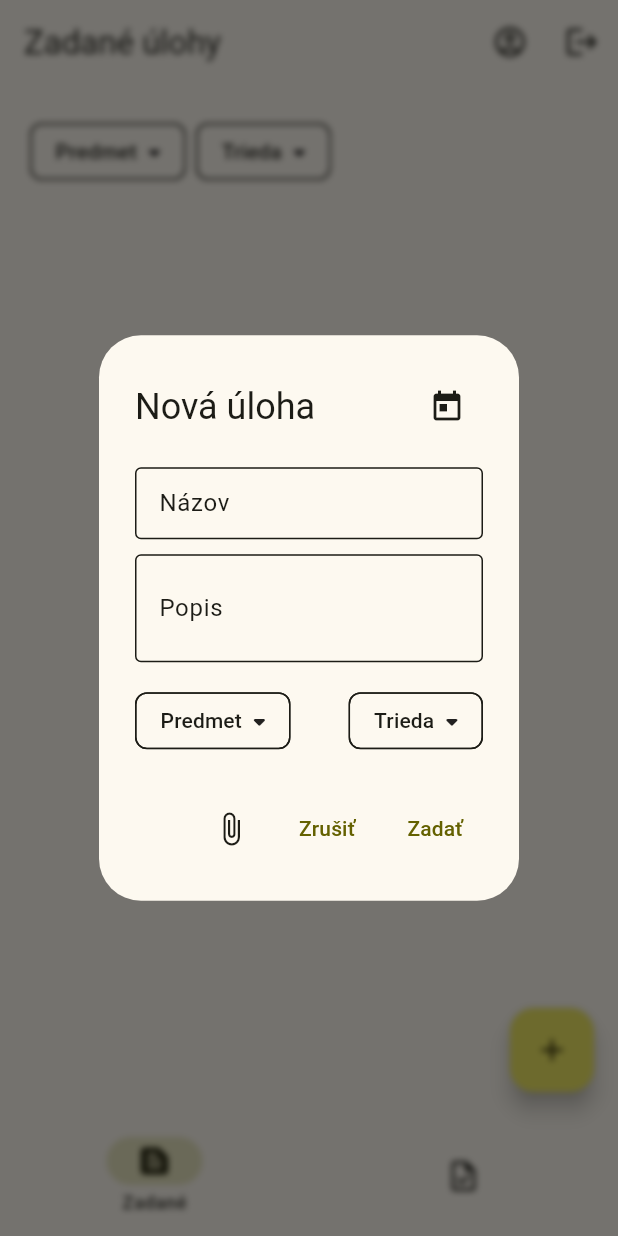
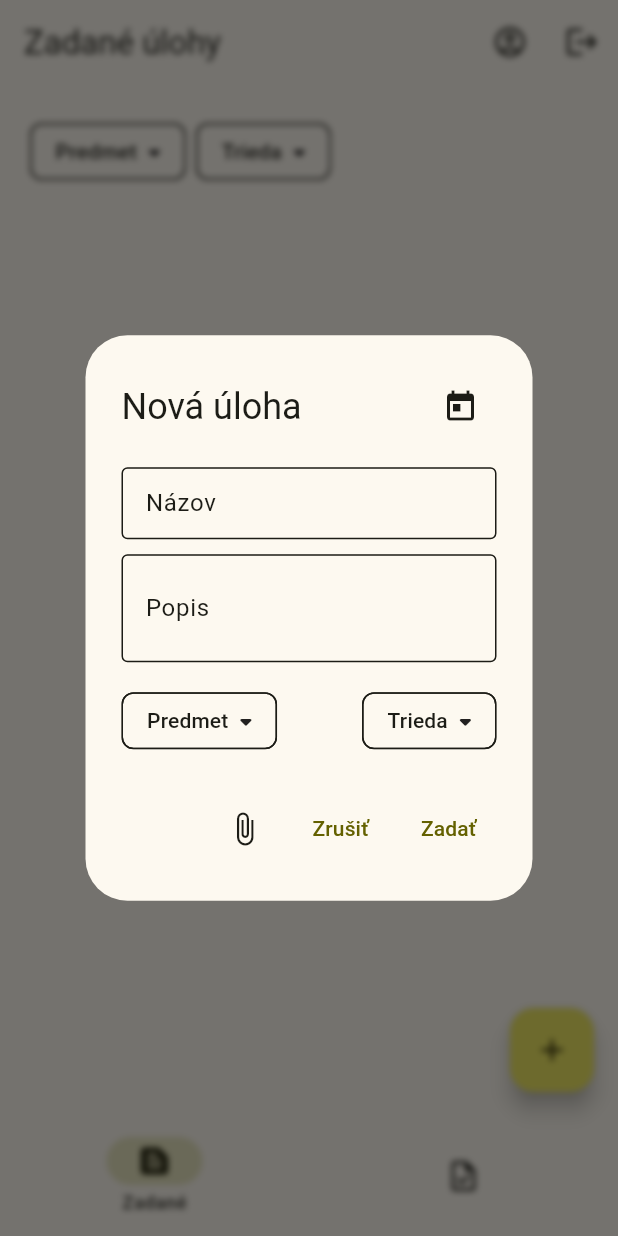
Before and after one commit to MartinPit/HomeworkApp, a Flutter app: the screen it shows once a user with an empty profile is signed in, after a tap on the "add" icon, on a phone screen of 412 x 824 dp. Run offline on Flutter 3.47's test engine with Material 2 defaults, Android fonts, the phone set to English and light mode, and no system bars; drawn by our look-alikes of dynamic_color; our stand-ins replace cloud_firestore, dropdown_button2, file_picker, firebase_auth, firebase_core, firebase_storage and 2 more; accounts and stored records are empty; generated files the repository leaves out were written again.

```diff
--- a/lib/main.dart
+++ b/lib/main.dart
@@ -215,13 +215,13 @@ class MyApp extends StatelessWidget {
                         );
                       }
                       if (snapshot.data!['role'] == 'student') {
-                        return ChangeNotifierProvider(
+                        return ChangeNotifierProvider<Student>(
                           create: (BuildContext context) =>
                               Student.fromSnapshot(snapshot.data!),
                           child: const StudentScreen(),
                         );
                       }
-                      return ChangeNotifierProvider(
+                      return ChangeNotifierProvider<Teacher>(
                           create: (BuildContext context) =>
                               Teacher.fromSnapshot(snapshot.data!),
                           child: const TeacherScreen());
--- a/lib/screens/teacher_screen.dart
+++ b/lib/screens/teacher_screen.dart
@@ -4,7 +4,9 @@ import 'package:flutter/material.dart';
 import 'package:homework_app/widgets/home/add_dialog.dart';
 import 'package:homework_app/widgets/home/assigned_homeworks.dart';
 import 'package:homework_app/widgets/home/home_app_bar.dart';
+import 'package:provider/provider.dart';
 
+import '../models/teacher.dart';
 import '../widgets/home/submitted_homeworks.dart';
 
 class TeacherScreen extends StatefulWidget {
@@ -23,6 +25,7 @@ class _TeacherScreenState extends State<TeacherScreen> {
 
   @override
   Widget build(BuildContext context) {
+    final user = Provider.of<Teacher>(context);
     return Scaffold(
       appBar: HomeAppBar(
           title: pages[_selectedIndex]['title'] as String, isStudent: false),
@@ -58,7 +61,7 @@ class _TeacherScreenState extends State<TeacherScreen> {
                 context: context,
                 builder: (context) => BackdropFilter(
                   filter: ImageFilter.blur(sigmaX: 2, sigmaY: 2),
-                  child: const AddDialog(),
+                  child: AddDialog(user: user),
                 ),
               ),
               child: const Icon(Icons.add),
--- /dev/null
+++ b/lib/utils.dart
@@ -0,0 +1,27 @@
+import 'package:flutter/material.dart';
+import 'package:homework_app/models/classes.dart';
+
+import 'models/subjects.dart';
+
+class Utils {
+
+  static List<DropdownMenuItem> createClassList(List<Class> items) {
+    final List<DropdownMenuItem> result = [const DropdownMenuItem(value: null,child: Text('zrušiť'),)];
+
+    for (Class item in items) {
+      result.add(DropdownMenuItem(value: item,child: Text(item.toEnglishString()),));
+    }
+
+    return result;
+  }
+
+  static List<DropdownMenuItem> createSubjectsList(List<Subject> items) {
+    final List<DropdownMenuItem> result = [const DropdownMenuItem(value: null,child: Text('zrušiť'),)];
+
+    for (Subject item in items) {
+      result.add(DropdownMenuItem(value: item,child: Text(item.toEnglishString()),));
+    }
+
+    return result;
+  }
+}
--- a/lib/widgets/home/add_dialog.dart
+++ b/lib/widgets/home/add_dialog.dart
@@ -1,8 +1,20 @@
+import 'dart:io';
+
+import 'package:cloud_firestore/cloud_firestore.dart';
+import 'package:file_picker/file_picker.dart';
+import 'package:firebase_storage/firebase_storage.dart';
 import 'package:flutter/material.dart';
 import 'package:homework_app/widgets/home/dropdown_chip.dart';
 
+import '../../models/classes.dart';
+import '../../models/subjects.dart';
+import '../../models/teacher.dart';
+import '../../utils.dart';
+
 class AddDialog extends StatefulWidget {
-  const AddDialog({Key? key}) : super(key: key);
+  final Teacher user;
+
+  const AddDialog({Key? key, required this.user}) : super(key: key);
 
   @override
   State<AddDialog> createState() => _AddDialogState();
@@ -11,12 +23,30 @@ class AddDialog extends StatefulWidget {
 class _AddDialogState extends State<AddDialog> {
   final _formKey = GlobalKey<FormState>();
   bool _isLoading = false;
+  DateTime? _selectedDate;
+  Subject? _selectedSubject;
+  Class? _selectedClass;
+  File? _selectedFile;
+  String _fileName = '';
   String _title = '';
   String _description = '';
+  Widget? _error;
 
   Future<void> _trySubmit() async {
     final isValid = _formKey.currentState!.validate();
-    if (!isValid) {
+    bool check = false;
+
+    if (_selectedClass == null ||
+        _selectedDate == null ||
+        _selectedSubject == null) {
+      setState(() {
+        _error = Text('Predmet, Trieda a Dátum sú povinné',
+            style: TextStyle(color: Theme.of(context).colorScheme.error));
+      });
+      check = true;
+    }
+
+    if (!isValid || check) {
       return;
     }
 
@@ -24,29 +54,92 @@ class _AddDialogState extends State<AddDialog> {
     setState(() {
       _isLoading = true;
     });
+
     try {
-      // await Provider.of<Homeworks>(context, listen: false)
-      //     .addHomework(_title, _description);
-      Navigator.of(context).pop();
-    } catch (e) {
-      print(e);
+      final ref = FirebaseStorage.instance
+          .ref()
+          .child('homework_attachments')
+          .child(_fileName);
+      await ref.putFile(_selectedFile!);
+      final url = await ref.getDownloadURL();
+
+      await FirebaseFirestore.instance.collection('homeworks').add({
+        'title': _title,
+        'description': _description,
+        'deadline': Timestamp.fromDate(_selectedDate!),
+        'subject': _selectedSubject!.toEnglishString(),
+        'className': _selectedClass!.toEnglishString(),
+        'attachmentUrl': url,
+        'teacherUCO': widget.user.uco,
+      });
+    } on FirebaseException catch (e) {
+      setState(() {
+        _isLoading = false;
+        _error = Text(e.message.toString(),
+            style: TextStyle(color: Theme.of(context).colorScheme.error));
+      });
+      return;
     } finally {
+      if (mounted) {
         setState(() {
           _isLoading = false;
         });
       }
+      Navigator.of(context).pop();
+    }
+  }
+
+  Future<void> _getDate() async {
+    DateTime? date = await showDatePicker(
+        context: context,
+        initialDate: _selectedDate != null
+            ? _selectedDate!
+            : DateTime.now().add(const Duration(days: 1)),
+        firstDate: DateTime.now(),
+        lastDate: DateTime(2100));
+
+    setState(() => _selectedDate = date);
+  }
+
+  void _subjectHandler(dynamic subject) {
+    setState(
+        () => _selectedSubject = subject == null ? null : subject as Subject);
+  }
+
+  void _classHandler(dynamic class_) {
+    setState(() => _selectedClass = class_ == null ? null : class_ as Class);
+  }
+
+  void _pickFile() async {
+    FilePickerResult? result = await FilePicker.platform.pickFiles();
+
+    if (result == null) {
+      setState(() => _selectedFile = null);
+      return;
+    }
+
+    setState(() {
+      _selectedFile = File(result.files.single.path!);
+    });
+    _fileName = (result.files.single.path)!.split('/').last;
   }
 
   @override
   Widget build(BuildContext context) {
-    return AlertDialog(
+    return Center(
+      child: SingleChildScrollView(
+        child: AlertDialog(
           title: Row(
             mainAxisAlignment: MainAxisAlignment.spaceBetween,
             children: [
               const Text('Nová úloha'),
               IconButton(
-            onPressed: () {},
-            icon: const Icon(Icons.today),
+                onPressed: _getDate,
+                icon: AnimatedSwitcher(
+                    duration: const Duration(milliseconds: 300),
+                    child: _selectedDate != null
+                        ? const Icon(Icons.event_available)
+                        : const Icon(Icons.today)),
               ),
             ],
           ),
@@ -88,37 +181,58 @@ class _AddDialogState extends State<AddDialog> {
                     isDense: true,
                   ),
                 ),
-            SizedBox(height: 15),
-            Row(
+                const SizedBox(height: 15),
+                SizedBox(
+                  width: 250,
+                  child: Row(
                     mainAxisAlignment: MainAxisAlignment.spaceBetween,
                     children: [
                       DropdownFilterChip(
-                    label: Text('Predmet'),
-                    items: const [DropdownMenuItem(child: Text('yo'))],
-                    onChanged: (_) {}),
+                        label: const Text('Predmet'),
+                        items: Utils.createSubjectsList(widget.user.subjects),
+                        onChanged: _subjectHandler,
+                        selected: _selectedSubject != null,
+                        dropdownOffset: _selectedSubject != null
+                            ? const Offset(-106, 0)
+                            : const Offset(-88, 0),
+                        dropdownWidth: _selectedSubject != null ? 122 : 105,
+                      ),
                       DropdownFilterChip(
                         label: const Text('Trieda'),
-                  items: const [DropdownMenuItem(child: Text('yo'))],
-                  onChanged: (_) {},
-                  dropdownWidth: 90,
-                  dropdownOffset: const Offset(-73, 0),
-                ),
-              ],
+                        items: Utils.createClassList(widget.user.classes),
+                        onChanged: _classHandler,
+                        dropdownWidth: _selectedClass != null ? 108 : 90,
+                        dropdownOffset: _selectedClass != null
+                            ? const Offset(-92, 0)
+                            : const Offset(-73, 0),
+                        selected: _selectedClass != null,
                       ),
                     ],
                   ),
                 ),
+                _error ?? const SizedBox(height: 0),
+              ],
+            ),
+          ),
           actions: [
-        IconButton(onPressed: () {}, icon: Icon(Icons.attach_file)),
+            IconButton(
+                onPressed: _pickFile,
+                icon: _selectedFile != null
+                    ? const Icon(Icons.file_download_done)
+                    : const Icon(Icons.attach_file)),
             TextButton(
               onPressed: () => Navigator.of(context).pop(),
               child: const Text('Zrušiť'),
             ),
             TextButton(
               onPressed: () async => await _trySubmit(),
-          child: _isLoading ? const CircularProgressIndicator() : const Text('Zadať'),
+              child: _isLoading
+                  ? const CircularProgressIndicator()
+                  : const Text('Zadať'),
             ),
           ],
+        ),
+      ),
     );
   }
 }
--- a/lib/widgets/home/dropdown_chip.dart
+++ b/lib/widgets/home/dropdown_chip.dart
@@ -12,6 +12,7 @@ class DropdownFilterChip<T> extends HookWidget {
     required this.onChanged,
     this.dropdownWidth = 105,
     this.dropdownOffset = const Offset(-88, 0),
+    this.selected = false,
   }) : super(key: key);
 
   final Widget label;
@@ -20,14 +21,16 @@ class DropdownFilterChip<T> extends HookWidget {
   final void Function(T? value) onChanged;
   final double dropdownWidth;
   final Offset dropdownOffset;
+  final bool selected;
 
   @override
   Widget build(BuildContext context) {
     final dropdownButtonKey = useMemoized(() => GlobalKey());
     final focusNode = useFocusNode();
     return FilterChip(
+      selected: selected,
       label: Row(
-        mainAxisSize: MainAxisSize.min,
+        mainAxisSize: MainAxisSize.max,
         children: [
           label,
           const SizedBox(width: 8),
--- a/pubspec.yaml
+++ b/pubspec.yaml
@@ -44,6 +44,8 @@ dependencies:
   flutter_hooks: ^0.18.6
   dropdown_button2: ^2.1.0
   intl: ^0.17.0
+  file_picker: ^5.2.11
+  firebase_storage: ^11.1.1
 
 dev_dependencies:
   flutter_test:
```
Lines whose indentation alone changed are shown as unchanged.
